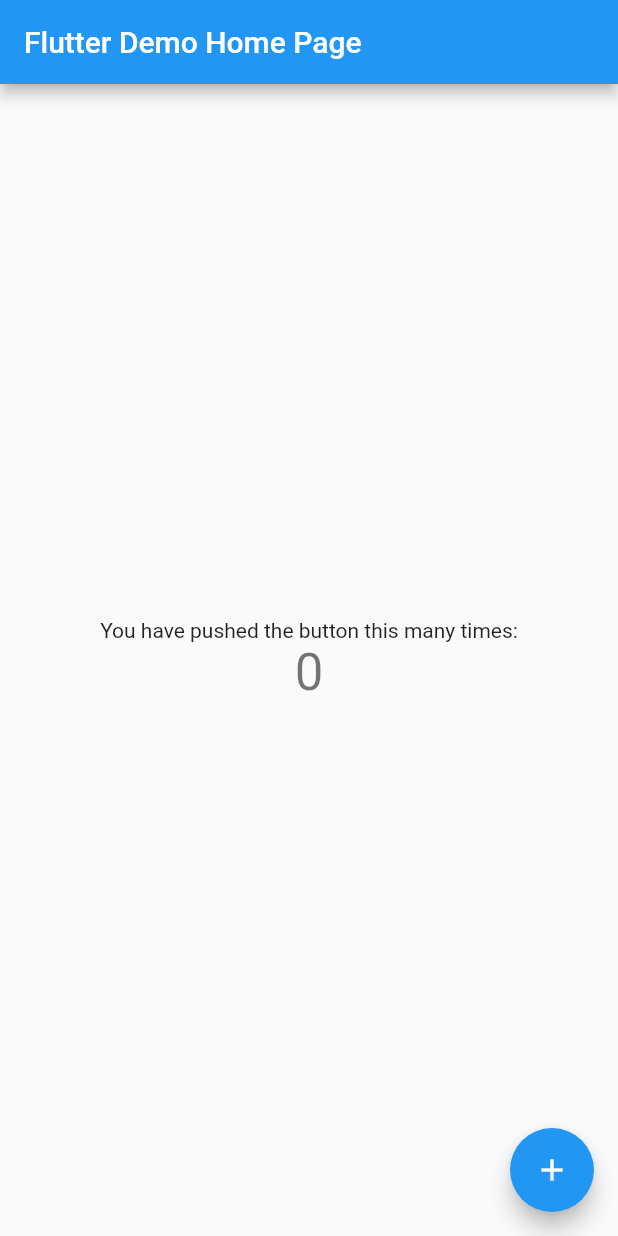
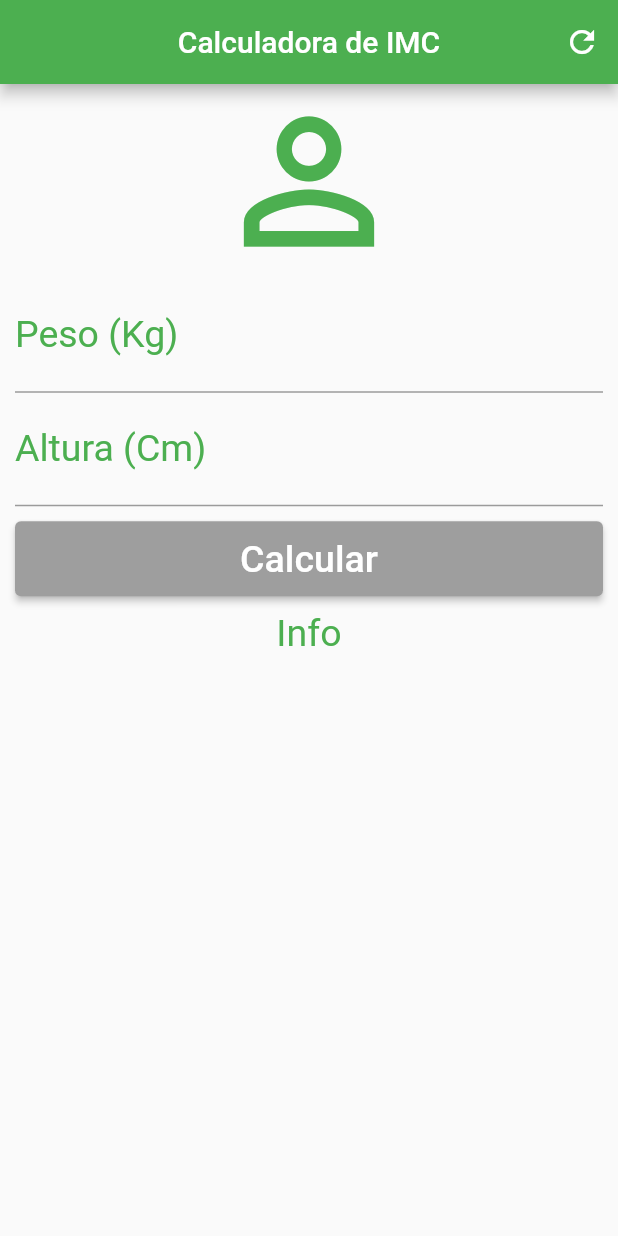
Before and after one commit to gustavoconchal/imc-calculator, a Flutter app: the screen it shows after launch, on a phone screen of 412 x 824 dp. Run offline on Flutter 3.47's test engine with Material 2 defaults, Android fonts, the phone set to English and light mode, and no system bars.

Commit message:
criada a interface gráfica

```diff
--- a/lib/main.dart
+++ b/lib/main.dart
@@ -1,113 +1,8 @@
 import 'package:flutter/material.dart';
+import 'screens/home.dart';
 
 void main() {
-  runApp(MyApp());
+  runApp(MaterialApp(
+    home: Home(),
+  ));
 }
-
-class MyApp extends StatelessWidget {
-  // This widget is the root of your application.
-  @override
-  Widget build(BuildContext context) {
-    return MaterialApp(
-      title: 'Flutter Demo',
-      theme: ThemeData(
-        // This is the theme of your application.
-        //
-        // Try running your application with "flutter run". You'll see the
-        // application has a blue toolbar. Then, without quitting the app, try
-        // changing the primarySwatch below to Colors.green and then invoke
-        // "hot reload" (press "r" in the console where you ran "flutter run",
-        // or simply save your changes to "hot reload" in a Flutter IDE).
-        // Notice that the counter didn't reset back to zero; the application
-        // is not restarted.
-        primarySwatch: Colors.blue,
-      ),
-      home: MyHomePage(title: 'Flutter Demo Home Page'),
-    );
-  }
-}
-
-class MyHomePage extends StatefulWidget {
-  MyHomePage({Key key, this.title}) : super(key: key);
-
-  // This widget is the home page of your application. It is stateful, meaning
-  // that it has a State object (defined below) that contains fields that affect
-  // how it looks.
-
-  // This class is the configuration for the state. It holds the values (in this
-  // case the title) provided by the parent (in this case the App widget) and
-  // used by the build method of the State. Fields in a Widget subclass are
-  // always marked "final".
-
-  final String title;
-
-  @override
-  _MyHomePageState createState() => _MyHomePageState();
-}
-
-class _MyHomePageState extends State<MyHomePage> {
-  int _counter = 0;
-
-  void _incrementCounter() {
-    setState(() {
-      // This call to setState tells the Flutter framework that something has
-      // changed in this State, which causes it to rerun the build method below
-      // so that the display can reflect the updated values. If we changed
-      // _counter without calling setState(), then the build method would not be
-      // called again, and so nothing would appear to happen.
-      _counter++;
-    });
-  }
-
-  @override
-  Widget build(BuildContext context) {
-    // This method is rerun every time setState is called, for instance as done
-    // by the _incrementCounter method above.
-    //
-    // The Flutter framework has been optimized to make rerunning build methods
-    // fast, so that you can just rebuild anything that needs updating rather
-    // than having to individually change instances of widgets.
-    return Scaffold(
-      appBar: AppBar(
-        // Here we take the value from the MyHomePage object that was created by
-        // the App.build method, and use it to set our appbar title.
-        title: Text(widget.title),
-      ),
-      body: Center(
-        // Center is a layout widget. It takes a single child and positions it
-        // in the middle of the parent.
-        child: Column(
-          // Column is also a layout widget. It takes a list of children and
-          // arranges them vertically. By default, it sizes itself to fit its
-          // children horizontally, and tries to be as tall as its parent.
-          //
-          // Invoke "debug painting" (press "p" in the console, choose the
-          // "Toggle Debug Paint" action from the Flutter Inspector in Android
-          // Studio, or the "Toggle Debug Paint" command in Visual Studio Code)
-          // to see the wireframe for each widget.
-          //
-          // Column has various properties to control how it sizes itself and
-          // how it positions its children. Here we use mainAxisAlignment to
-          // center the children vertically; the main axis here is the vertical
-          // axis because Columns are vertical (the cross axis would be
-          // horizontal).
-          mainAxisAlignment: MainAxisAlignment.center,
-          children: <Widget>[
-            Text(
-              'You have pushed the button this many times:',
-            ),
-            Text(
-              '$_counter',
-              style: Theme.of(context).textTheme.headline4,
-            ),
-          ],
-        ),
-      ),
-      floatingActionButton: FloatingActionButton(
-        onPressed: _incrementCounter,
-        tooltip: 'Increment',
-        child: Icon(Icons.add),
-      ), // This trailing comma makes auto-formatting nicer for build methods.
-    );
-  }
-}
--- /dev/null
+++ b/lib/screens/home.dart
@@ -0,0 +1,74 @@
+import 'package:flutter/material.dart';
+
+class Home extends StatefulWidget {
+  @override
+  _HomeState createState() => _HomeState();
+}
+
+class _HomeState extends State<Home> {
+  bool pronto = false;
+
+  @override
+  Widget build(BuildContext context) {
+    return Scaffold(
+      appBar: AppBar(
+        title: Text("Calculadora de IMC"),
+        centerTitle: true,
+        backgroundColor: Colors.green,
+        actions: [IconButton(icon: Icon(Icons.refresh), onPressed: () {})],
+      ),
+      body: SingleChildScrollView(
+        padding: EdgeInsets.fromLTRB(10.0, 0.0, 10.0, 0.0),
+        child: Column(
+          crossAxisAlignment: CrossAxisAlignment.stretch,
+          children: [
+            Icon(
+              Icons.person_outline,
+              size: 130.0,
+              color: Colors.green,
+            ),
+            TextField(
+              keyboardType: TextInputType.number,
+              textAlign: TextAlign.center,
+              style: TextStyle(fontSize: 25.0),
+              decoration: InputDecoration(
+                  labelText: "Peso (Kg)",
+                  labelStyle: TextStyle(color: Colors.green)),
+            ),
+            TextField(
+              keyboardType: TextInputType.number,
+              textAlign: TextAlign.center,
+              style: TextStyle(fontSize: 25.0),
+              decoration: InputDecoration(
+                  labelText: "Altura (Cm)",
+                  labelStyle: TextStyle(color: Colors.green)),
+            ),
+            Padding(
+              padding: EdgeInsets.only(top: 10.0, bottom: 10.0),
+              child: Container(
+                height: 50.0,
+                child: ElevatedButton(
+                  onPressed: () {},
+                  style: ButtonStyle(
+                      backgroundColor: MaterialStateProperty.all<Color>(
+                          buttonColor(pronto))),
+                  child: Text("Calcular",
+                      style: TextStyle(color: Colors.white, fontSize: 25.0)),
+                ),
+              ),
+            ),
+            Text(
+              "Info",
+              textAlign: TextAlign.center,
+              style: TextStyle(color: Colors.green, fontSize: 25.0),
+            )
+          ],
+        ),
+      ),
+    );
+  }
+}
+
+Color buttonColor(bool ok) {
+  return ok ? Colors.green : Colors.grey;
+}
```
Also changed, not shown: 1 other file.
